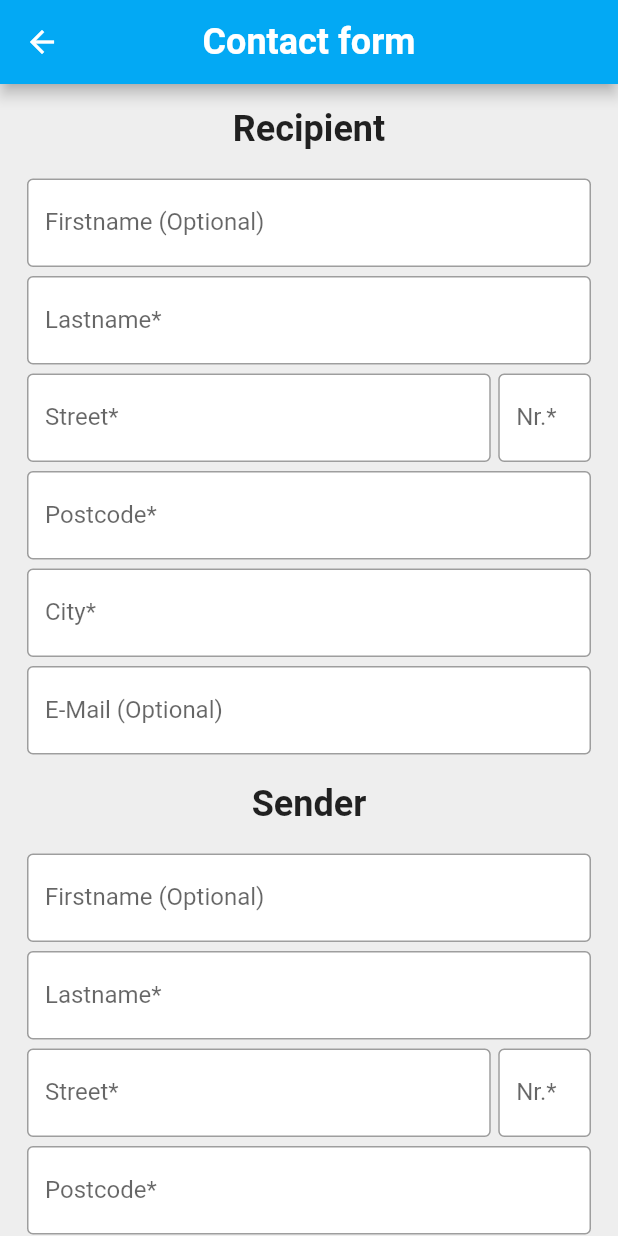
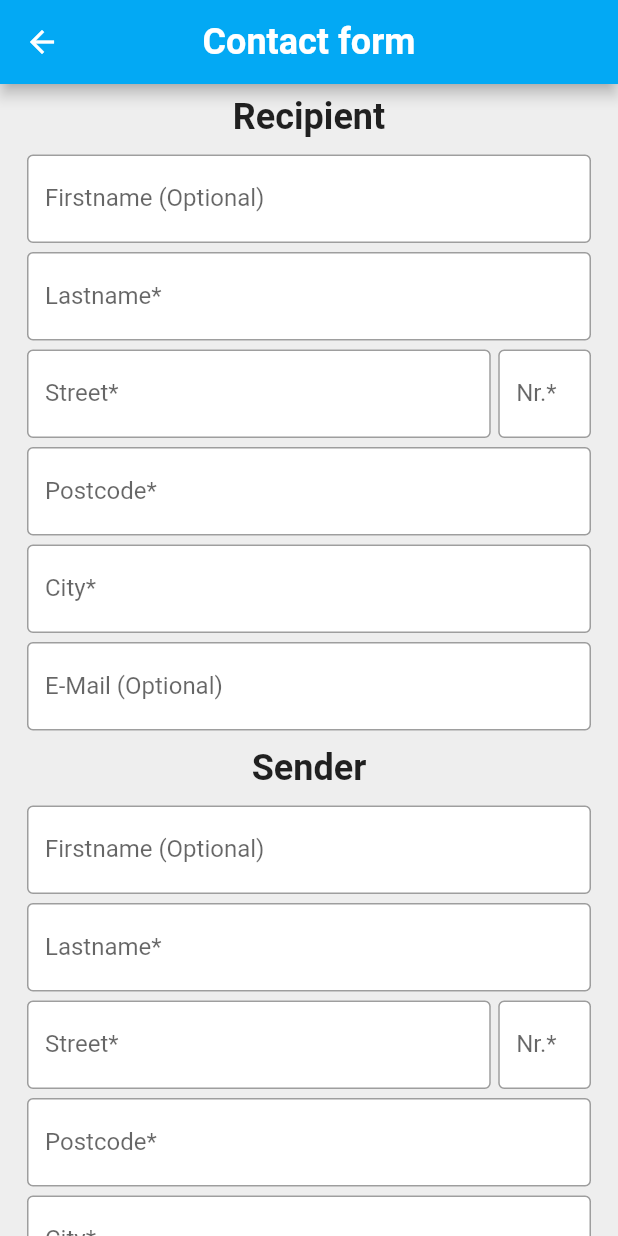
Before and after one commit to viktorgritz/OrderingProcess, a Flutter app: the ContactFormScreen screen opened directly with empty values, on a phone screen of 412 x 824 dp. Run offline on Flutter 3.47's test engine with Material 2 defaults, Android fonts, the phone set to English and light mode, and no system bars; our stand-ins replace fluttertoast, group_button.

Commit message:
code refactoring, add defaultInsets

```diff
--- a/ordering_process/lib/constants/app_constants.dart
+++ b/ordering_process/lib/constants/app_constants.dart
@@ -1,3 +1,5 @@
+import 'package:flutter/material.dart';
+
 class FormRegex {
   static const plainTextRegex = '[^a-zA-Z]';
   static const streetRegex = '[^a-zA-Z-ÄÖÜäöüß\ ]';
@@ -6,3 +8,8 @@ class FormRegex {
   static const emailRegex =
       '[A-Za-z0-9\-\_\.\+]{1,64}@[A-Za-z0-9\-\_\.]+\.[a-zA-Z]+';
 }
+
+class DefaultInsets {
+  static const paddingAll8 = EdgeInsets.all(8);
+  static const paddingAll18 = EdgeInsets.all(18);
+}
--- a/ordering_process/lib/contact_form/form_widget.dart
+++ b/ordering_process/lib/contact_form/form_widget.dart
@@ -29,14 +29,11 @@ class FormWidget extends StatelessWidget {
             return Column(
               children: <Widget>[
                 Padding(
-                  padding: const EdgeInsets.all(8.0),
-                  child: Padding(
-                    padding: const EdgeInsets.all(8.0),
-                    child: Text(
-                      title,
-                      style: const TextStyle(
-                          fontWeight: FontWeight.bold, fontSize: 24),
-                    ),
+                  padding: DefaultInsets.paddingAll8,
+                  child: Text(
+                    title,
+                    style: const TextStyle(
+                        fontWeight: FontWeight.bold, fontSize: 24),
                   ),
                 ),
                 CustomTextFormField(
--- a/ordering_process/lib/shipping_label/group_button_item.dart
+++ b/ordering_process/lib/shipping_label/group_button_item.dart
@@ -1,5 +1,6 @@
 import 'package:flutter/material.dart';
 import 'package:ordering_process/Model/label.dart';
+import 'package:ordering_process/constants/app_constants.dart';
 import 'package:ordering_process/generated/l10n.dart';
 
 class GroupButtonItem extends StatelessWidget {
@@ -16,7 +17,7 @@ class GroupButtonItem extends StatelessWidget {
   @override
   Widget build(BuildContext context) {
     return Container(
-      margin: const EdgeInsets.all(8),
+      margin: DefaultInsets.paddingAll8,
       decoration: BoxDecoration(
         boxShadow: [
           BoxShadow(
@@ -31,7 +32,7 @@ class GroupButtonItem extends StatelessWidget {
         borderRadius: BorderRadiusDirectional.circular(10),
         color: isSelected ? Colors.lightBlue[100] : Colors.white,
       ),
-      padding: const EdgeInsets.all(18),
+      padding: DefaultInsets.paddingAll18,
       width: width,
       height: width,
       child: Center(
--- a/ordering_process/lib/shipping_label/shipping_label_screen.dart
+++ b/ordering_process/lib/shipping_label/shipping_label_screen.dart
@@ -2,6 +2,7 @@ import 'package:flutter/material.dart';
 import 'package:fluttertoast/fluttertoast.dart';
 import 'package:group_button/group_button.dart';
 import 'package:ordering_process/Model/label.dart';
+import 'package:ordering_process/constants/app_constants.dart';
 import 'package:ordering_process/generated/l10n.dart';
 import 'package:ordering_process/navigation_buttons.dart';
 
@@ -35,7 +36,7 @@ class _ShippingLabelScreenState extends State<ShippingLabelScreen> {
         child: SizedBox(
           height: MediaQuery.of(context).size.height,
           child: Padding(
-            padding: const EdgeInsets.all(18.0),
+            padding: DefaultInsets.paddingAll18,
             child: Column(
               mainAxisAlignment: MainAxisAlignment.spaceBetween,
               children: [
```
Also changed, not shown: ordering_process/lib/overview/overview_screen.dart (+7 -4 lines), ordering_process/lib/overview/person_total_data_view.dart (+22 -43 lines), ordering_process/lib/overview/total_data_item.dart (added, +32 -0 lines).
